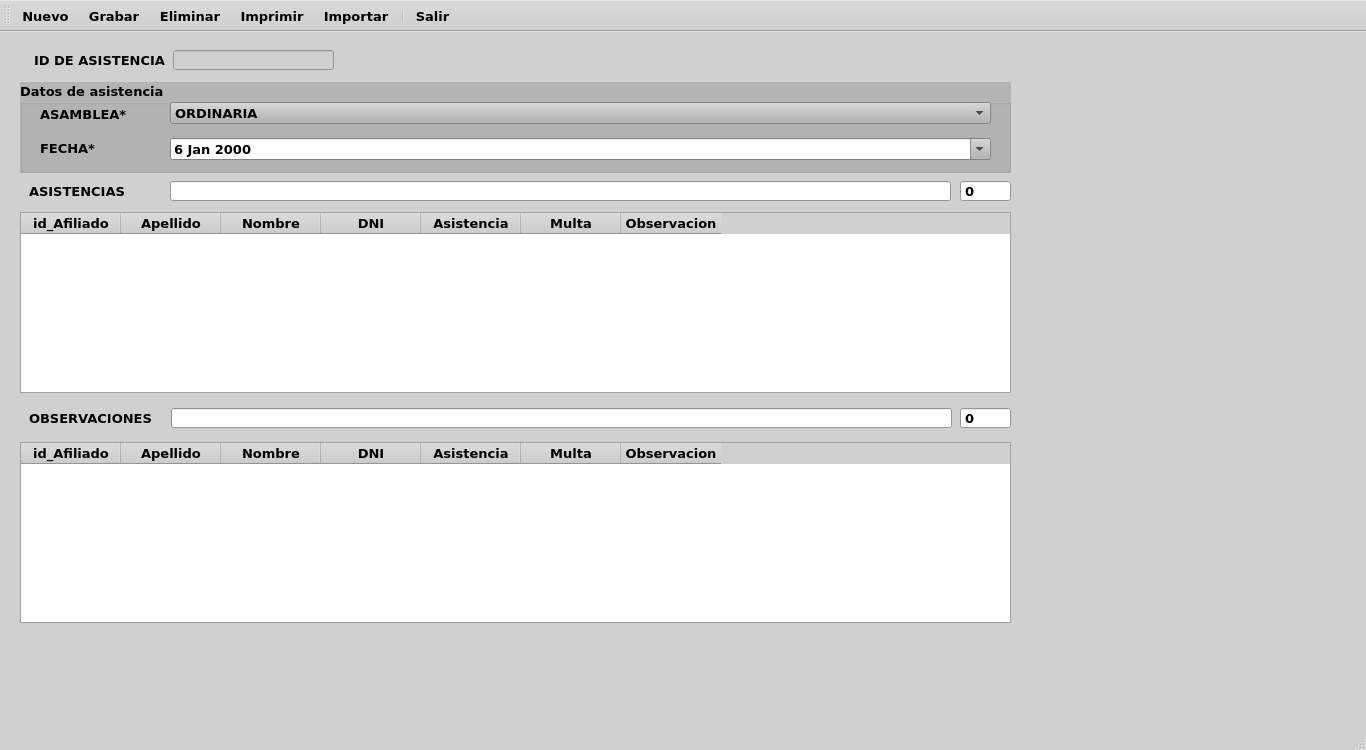
Above: ui/registro_asistencias.ui from EdwardsBC/SutrakomaqV2 before the change. Below: the same form after it.
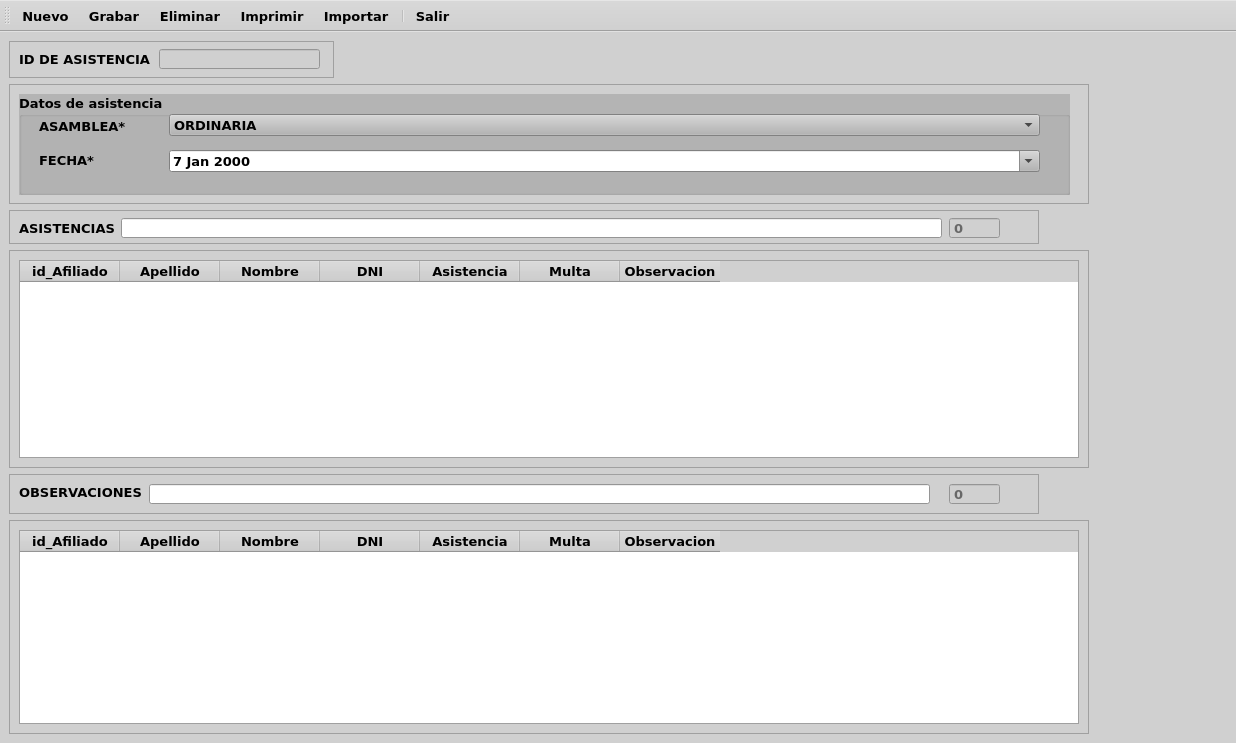
That is the form after the change. Icons and pictures are not drawn.

```diff
--- a/ui/registro_asistencias.ui
+++ b/ui/registro_asistencias.ui
@@ -6,8 +6,8 @@
    <rect>
     <x>0</x>
     <y>0</y>
-    <width>1366</width>
-    <height>750</height>
+    <width>1236</width>
+    <height>743</height>
    </rect>
   </property>
   <property name="palette">
@@ -463,31 +463,32 @@
    <string>MainWindow</string>
   </property>
   <widget class="QWidget" name="centralwidget">
-   <widget class="QLineEdit" name="lineEdit">
-    <property name="enabled">
-     <bool>false</bool>
-    </property>
-    <property name="geometry">
-     <rect>
-      <x>173</x>
-      <y>18</y>
-      <width>161</width>
-      <height>20</height>
-     </rect>
-    </property>
-    <property name="font">
-     <font>
-      <family>Verdana</family>
-      <pointsize>10</pointsize>
-      <bold>true</bold>
-     </font>
-    </property>
-   </widget>
+   <layout class="QVBoxLayout" name="verticalLayout">
+    <item alignment="Qt::AlignmentFlag::AlignLeft">
+     <widget class="QFrame" name="frame">
+      <property name="minimumSize">
+       <size>
+        <width>325</width>
+        <height>37</height>
+       </size>
+      </property>
+      <property name="maximumSize">
+       <size>
+        <width>0</width>
+        <height>37</height>
+       </size>
+      </property>
+      <property name="frameShape">
+       <enum>QFrame::Shape::StyledPanel</enum>
+      </property>
+      <property name="frameShadow">
+       <enum>QFrame::Shadow::Raised</enum>
+      </property>
    <widget class="QLabel" name="label_5">
     <property name="geometry">
      <rect>
-      <x>34</x>
-      <y>20</y>
+         <x>10</x>
+         <y>10</y>
       <width>131</width>
       <height>16</height>
      </rect>
@@ -503,13 +504,55 @@
      <string>ID DE ASISTENCIA</string>
     </property>
    </widget>
+      <widget class="QLineEdit" name="lineEdit">
+       <property name="enabled">
+        <bool>false</bool>
+       </property>
+       <property name="geometry">
+        <rect>
+         <x>150</x>
+         <y>8</y>
+         <width>161</width>
+         <height>20</height>
+        </rect>
+       </property>
+       <property name="font">
+        <font>
+         <family>Verdana</family>
+         <pointsize>10</pointsize>
+         <bold>true</bold>
+        </font>
+       </property>
+      </widget>
+     </widget>
+    </item>
+    <item alignment="Qt::AlignmentFlag::AlignLeft">
+     <widget class="QFrame" name="frame_2">
+      <property name="minimumSize">
+       <size>
+        <width>1080</width>
+        <height>120</height>
+       </size>
+      </property>
+      <property name="maximumSize">
+       <size>
+        <width>1080</width>
+        <height>120</height>
+       </size>
+      </property>
+      <property name="frameShape">
+       <enum>QFrame::Shape::StyledPanel</enum>
+      </property>
+      <property name="frameShadow">
+       <enum>QFrame::Shadow::Raised</enum>
+      </property>
    <widget class="QGroupBox" name="groupBox_2">
     <property name="geometry">
      <rect>
-      <x>20</x>
-      <y>50</y>
-      <width>991</width>
-      <height>91</height>
+         <x>10</x>
+         <y>10</y>
+         <width>1051</width>
+         <height>101</height>
      </rect>
     </property>
     <property name="palette">
@@ -998,7 +1041,7 @@
       <rect>
        <x>150</x>
        <y>56</y>
-       <width>821</width>
+          <width>871</width>
        <height>22</height>
       </rect>
      </property>
@@ -1007,12 +1050,12 @@
      </property>
      <property name="dateTime">
       <datetime>
-       <hour>15</hour>
+          <hour>1</hour>
        <minute>0</minute>
        <second>0</second>
        <year>2000</year>
        <month>1</month>
-       <day>6</day>
+          <day>7</day>
       </datetime>
      </property>
      <property name="currentSection">
@@ -1027,7 +1070,7 @@
       <rect>
        <x>150</x>
        <y>20</y>
-       <width>821</width>
+          <width>871</width>
        <height>22</height>
       </rect>
      </property>
@@ -1043,67 +1086,34 @@
      </item>
     </widget>
    </widget>
-   <widget class="QTableWidget" name="tableWidget">
-    <property name="geometry">
-     <rect>
-      <x>20</x>
-      <y>180</y>
-      <width>991</width>
-      <height>181</height>
-     </rect>
-    </property>
-    <column>
-     <property name="text">
-      <string>id_Afiliado</string>
-     </property>
-    </column>
-    <column>
-     <property name="text">
-      <string>Apellido</string>
-     </property>
-    </column>
-    <column>
-     <property name="text">
-      <string>Nombre</string>
-     </property>
-    </column>
-    <column>
-     <property name="text">
-      <string>DNI</string>
-     </property>
-    </column>
-    <column>
-     <property name="text">
-      <string>Asistencia</string>
-     </property>
-    </column>
-    <column>
-     <property name="text">
-      <string>Multa</string>
-     </property>
-    </column>
-    <column>
-     <property name="text">
-      <string>Observacion</string>
-     </property>
-    </column>
-   </widget>
-   <widget class="QLineEdit" name="lineEdit_3">
-    <property name="geometry">
-     <rect>
-      <x>170</x>
-      <y>149</y>
-      <width>781</width>
-      <height>20</height>
-     </rect>
-    </property>
-   </widget>
+     </widget>
+    </item>
+    <item alignment="Qt::AlignmentFlag::AlignLeft|Qt::AlignmentFlag::AlignTop">
+     <widget class="QFrame" name="frame_3">
+      <property name="minimumSize">
+       <size>
+        <width>1030</width>
+        <height>34</height>
+       </size>
+      </property>
+      <property name="maximumSize">
+       <size>
+        <width>1030</width>
+        <height>34</height>
+       </size>
+      </property>
+      <property name="frameShape">
+       <enum>QFrame::Shape::StyledPanel</enum>
+      </property>
+      <property name="frameShadow">
+       <enum>QFrame::Shadow::Raised</enum>
+      </property>
    <widget class="QLabel" name="label_6">
     <property name="geometry">
      <rect>
-      <x>29</x>
-      <y>151</y>
-      <width>141</width>
+         <x>10</x>
+         <y>10</y>
+         <width>101</width>
       <height>16</height>
      </rect>
     </property>
@@ -1118,15 +1128,60 @@
      <string>ASISTENCIAS</string>
     </property>
    </widget>
-   <widget class="QTableWidget" name="tableWidget_2">
+      <widget class="QLineEdit" name="lineEdit_3">
     <property name="geometry">
      <rect>
-      <x>20</x>
-      <y>410</y>
-      <width>991</width>
-      <height>181</height>
-     </rect>
-    </property>
+         <x>112</x>
+         <y>8</y>
+         <width>821</width>
+         <height>20</height>
+        </rect>
+       </property>
+      </widget>
+      <widget class="QSpinBox" name="spinBox">
+       <property name="enabled">
+        <bool>false</bool>
+       </property>
+       <property name="geometry">
+        <rect>
+         <x>940</x>
+         <y>7</y>
+         <width>51</width>
+         <height>22</height>
+        </rect>
+       </property>
+       <property name="buttonSymbols">
+        <enum>QAbstractSpinBox::ButtonSymbols::NoButtons</enum>
+       </property>
+       <property name="maximum">
+        <number>999999999</number>
+       </property>
+      </widget>
+     </widget>
+    </item>
+    <item>
+     <widget class="QFrame" name="frame_5">
+      <property name="minimumSize">
+       <size>
+        <width>1080</width>
+        <height>218</height>
+       </size>
+      </property>
+      <property name="maximumSize">
+       <size>
+        <width>1080</width>
+        <height>1000</height>
+       </size>
+      </property>
+      <property name="frameShape">
+       <enum>QFrame::Shape::StyledPanel</enum>
+      </property>
+      <property name="frameShadow">
+       <enum>QFrame::Shadow::Raised</enum>
+      </property>
+      <layout class="QHBoxLayout" name="horizontalLayout">
+       <item>
+        <widget class="QTableWidget" name="tableWidget">
     <column>
      <property name="text">
       <string>id_Afiliado</string>
@@ -1163,11 +1218,35 @@
      </property>
     </column>
    </widget>
+       </item>
+      </layout>
+     </widget>
+    </item>
+    <item alignment="Qt::AlignmentFlag::AlignTop">
+     <widget class="QFrame" name="frame_4">
+      <property name="minimumSize">
+       <size>
+        <width>1030</width>
+        <height>40</height>
+       </size>
+      </property>
+      <property name="maximumSize">
+       <size>
+        <width>1030</width>
+        <height>40</height>
+       </size>
+      </property>
+      <property name="frameShape">
+       <enum>QFrame::Shape::StyledPanel</enum>
+      </property>
+      <property name="frameShadow">
+       <enum>QFrame::Shadow::Raised</enum>
+      </property>
    <widget class="QLabel" name="label_7">
     <property name="geometry">
      <rect>
-      <x>29</x>
-      <y>378</y>
+         <x>10</x>
+         <y>10</y>
       <width>131</width>
       <height>16</height>
      </rect>
@@ -1186,34 +1265,21 @@
    <widget class="QLineEdit" name="lineEdit_4">
     <property name="geometry">
      <rect>
-      <x>171</x>
-      <y>376</y>
+         <x>140</x>
+         <y>10</y>
       <width>781</width>
       <height>20</height>
      </rect>
     </property>
    </widget>
-   <widget class="QSpinBox" name="spinBox">
-    <property name="geometry">
-     <rect>
-      <x>960</x>
-      <y>148</y>
-      <width>51</width>
-      <height>22</height>
-     </rect>
-    </property>
-    <property name="buttonSymbols">
-     <enum>QAbstractSpinBox::NoButtons</enum>
-    </property>
-    <property name="maximum">
-     <number>999999999</number>
-    </property>
-   </widget>
    <widget class="QSpinBox" name="spinBox_2">
+       <property name="enabled">
+        <bool>false</bool>
+       </property>
     <property name="geometry">
      <rect>
-      <x>960</x>
-      <y>375</y>
+         <x>940</x>
+         <y>9</y>
       <width>51</width>
       <height>22</height>
      </rect>
@@ -1226,17 +1292,72 @@
     </property>
    </widget>
   </widget>
-  <widget class="QMenuBar" name="menubar">
-   <property name="geometry">
-    <rect>
-     <x>0</x>
-     <y>0</y>
-     <width>1366</width>
-     <height>22</height>
-    </rect>
-   </property>
-  </widget>
-  <widget class="QStatusBar" name="statusbar"/>
+    </item>
+    <item>
+     <widget class="QFrame" name="frame_6">
+      <property name="minimumSize">
+       <size>
+        <width>1080</width>
+        <height>204</height>
+       </size>
+      </property>
+      <property name="maximumSize">
+       <size>
+        <width>1080</width>
+        <height>1000</height>
+       </size>
+      </property>
+      <property name="frameShape">
+       <enum>QFrame::Shape::StyledPanel</enum>
+      </property>
+      <property name="frameShadow">
+       <enum>QFrame::Shadow::Raised</enum>
+      </property>
+      <layout class="QHBoxLayout" name="horizontalLayout_2">
+       <item>
+        <widget class="QTableWidget" name="tableWidget_2">
+         <column>
+          <property name="text">
+           <string>id_Afiliado</string>
+          </property>
+         </column>
+         <column>
+          <property name="text">
+           <string>Apellido</string>
+          </property>
+         </column>
+         <column>
+          <property name="text">
+           <string>Nombre</string>
+          </property>
+         </column>
+         <column>
+          <property name="text">
+           <string>DNI</string>
+          </property>
+         </column>
+         <column>
+          <property name="text">
+           <string>Asistencia</string>
+          </property>
+         </column>
+         <column>
+          <property name="text">
+           <string>Multa</string>
+          </property>
+         </column>
+         <column>
+          <property name="text">
+           <string>Observacion</string>
+          </property>
+         </column>
+        </widget>
+       </item>
+      </layout>
+     </widget>
+    </item>
+   </layout>
+  </widget>
   <widget class="QToolBar" name="toolBar">
    <property name="windowTitle">
     <string>toolBar</string>
```
Left out of the diff: 17 changed lines with no effect on the pictures. Lines whose indentation alone changed are shown as unchanged.
